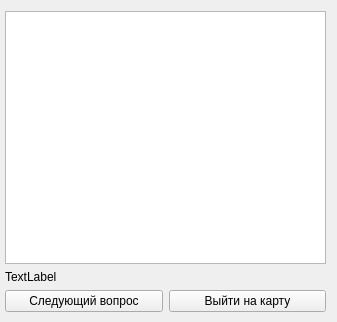
Old version of the form answerwindow.ui in the repository AlexeyFedoseev/rmap.
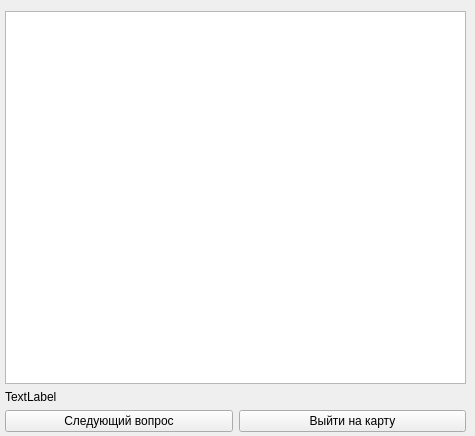
New version of the form.

Commit message: сохранение перед занятием

Patch:
```diff
--- a/answerwindow.ui
+++ b/answerwindow.ui
@@ -6,20 +6,20 @@
    <rect>
     <x>0</x>
     <y>0</y>
-    <width>337</width>
-    <height>322</height>
+    <width>475</width>
+    <height>436</height>
    </rect>
   </property>
   <property name="windowTitle">
    <string>Form</string>
   </property>
-  <widget class="QWidget" name="">
+  <widget class="QWidget" name="layoutWidget">
    <property name="geometry">
     <rect>
      <x>5</x>
      <y>11</y>
-     <width>321</width>
-     <height>301</height>
+     <width>461</width>
+     <height>421</height>
     </rect>
    </property>
    <layout class="QVBoxLayout" name="verticalLayout">
```
The commit also changes 1 other file.
